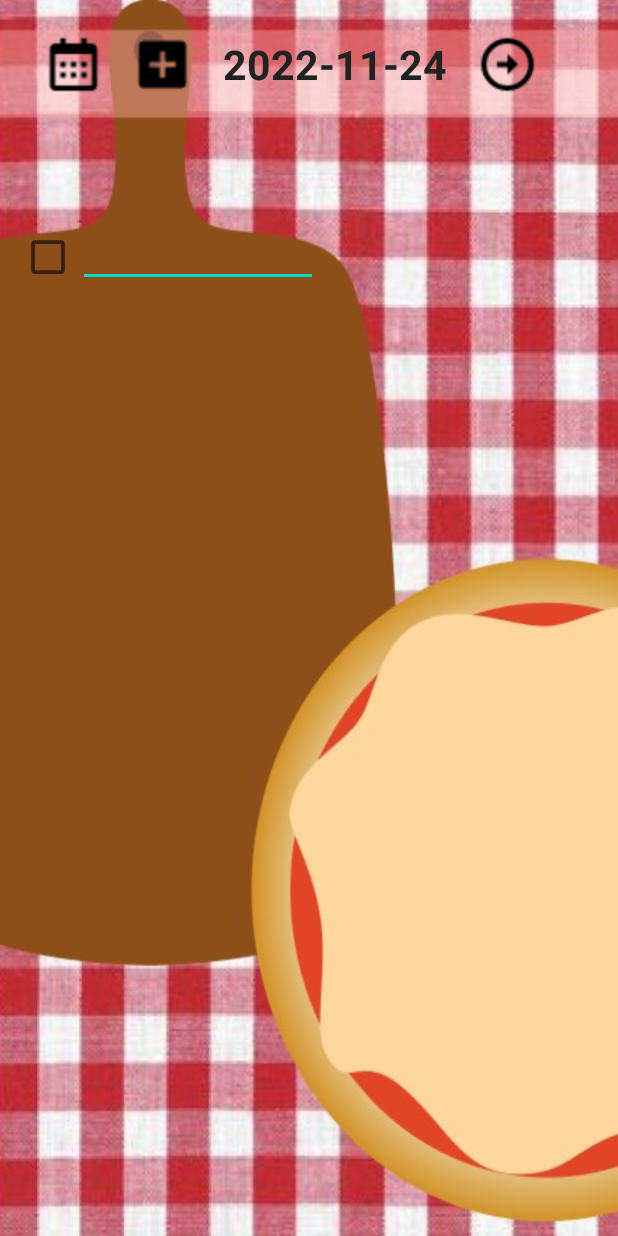
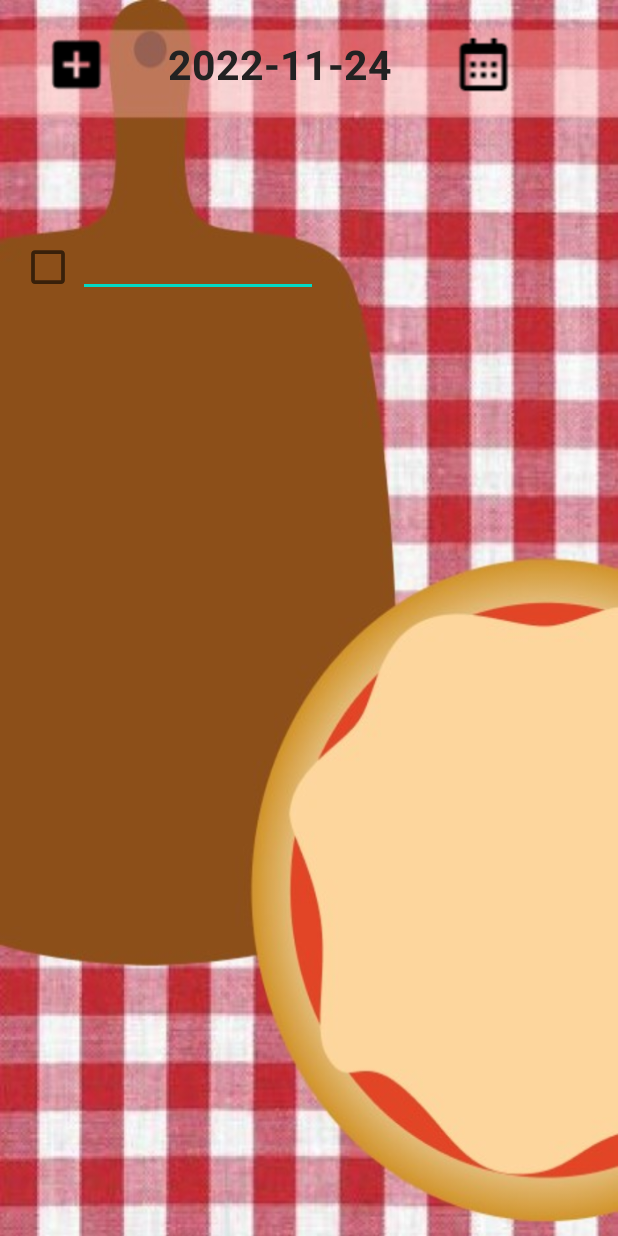
Before and after one commit to ch0515/And_Project, an Android app: the MakePizza screen opened directly, with no data from a screen before it, on a phone screen of 412 x 824 dp. Run offline under Robolectric (Android 15) with nearby library versions, the phone set to English and light mode, and no system bars.

Commit message:
거의 끝!!

```diff
--- a/app/src/main/java/com/cookandroid/and_project/MakePizza.java
+++ b/app/src/main/java/com/cookandroid/and_project/MakePizza.java
@@ -7,15 +7,20 @@ import android.content.Intent;
 import android.media.Image;
 import android.os.Bundle;
 import android.view.View;
+import android.widget.CheckBox;
 import android.widget.ImageView;
+import android.widget.LinearLayout;
 import android.widget.TextView;
 
 import java.util.Calendar;
 
 public class MakePizza extends AppCompatActivity {
 TextView Today;
-ImageView btn_cal;
+ImageView btn_cal,btn_plus;
 ImageView oni,mus,tom,pi,ham,oli,pa;
+LinearLayout list2, list3, list4, list5, list6, list7;
+int count = 0;
+CheckBox item1, item2, item3, item4, item5, item6, item7;
     @Override
     protected void onCreate(Bundle savedInstanceState) {
         super.onCreate(savedInstanceState);
@@ -24,6 +29,13 @@ ImageView oni,mus,tom,pi,ham,oli,pa;
         actionBar.hide();
         Today = findViewById(R.id.txt);
         btn_cal = findViewById(R.id.btn_cal);
+        btn_plus = findViewById(R.id.btn_plus);
+        list2 = findViewById(R.id.list2);
+        list3 = findViewById(R.id.list3);
+        list4 = findViewById(R.id.list4);
+        list5 = findViewById(R.id.list5);
+        list6 = findViewById(R.id.list6);
+        list7 = findViewById(R.id.list7);
         oni = findViewById(R.id.oni);
         mus = findViewById(R.id.mus);
         tom = findViewById(R.id.tom);
@@ -31,11 +43,107 @@ ImageView oni,mus,tom,pi,ham,oli,pa;
         ham = findViewById(R.id.ham);
         oli = findViewById(R.id.oli);
         pa = findViewById(R.id.pa);
+        item1 = findViewById(R.id.item1);
+        item2 = findViewById(R.id.item2);
+        item3 = findViewById(R.id.item3);
+        item4 = findViewById(R.id.item4);
+        item5 = findViewById(R.id.item5);
+        item6 = findViewById(R.id.item6);
+        item7 = findViewById(R.id.item7);
         btn_cal.setOnClickListener(new View.OnClickListener() {
             @Override
             public void onClick(View view) {
                 Intent in = new Intent(MakePizza.this, CalenderActivity.class);
                 startActivity(in);
+            }
+        });
+        btn_plus.setOnClickListener(new View.OnClickListener() {
+            @Override
+            public void onClick(View view) {
+                count = count +1;
+                if(count == 1){
+                    list2.setVisibility(View.VISIBLE);
+                }else if(count == 2){
+                    list3.setVisibility(View.VISIBLE);
+                }else if(count == 3){
+                    list4.setVisibility(View.VISIBLE);
+                }else if(count==4){
+                    list5.setVisibility(View.VISIBLE);
+                }else if(count == 5){
+                    list6.setVisibility(View.VISIBLE);
+                }else{
+                    list7.setVisibility(View.VISIBLE);
+                }
+            }
+        });
+        item1.setOnClickListener(new View.OnClickListener() {
+            @Override
+            public void onClick(View view) {
+                if (item1.isChecked()){
+                    oni.setVisibility(View.VISIBLE);
+                }else{
+                    oni.setVisibility(View.INVISIBLE);
+                }
+            }
+        });
+        item2.setOnClickListener(new View.OnClickListener() {
+            @Override
+            public void onClick(View view) {
+                if (item2.isChecked()){
+                    mus.setVisibility(View.VISIBLE);
+                }else{
+                    mus.setVisibility(View.INVISIBLE);
+                }
+            }
+        });
+        item3.setOnClickListener(new View.OnClickListener() {
+            @Override
+            public void onClick(View view) {
+                if (item3.isChecked()){
+                    tom.setVisibility(View.VISIBLE);
+                }else{
+                    tom.setVisibility(View.INVISIBLE);
+                }
+            }
+        });
+        item4.setOnClickListener(new View.OnClickListener() {
+            @Override
+            public void onClick(View view) {
+                if (item4.isChecked()){
+                    pi.setVisibility(View.VISIBLE);
+                }else{
+                    pi.setVisibility(View.INVISIBLE);
+                }
+            }
+        });
+        item5.setOnClickListener(new View.OnClickListener() {
+            @Override
+            public void onClick(View view) {
+                if (item5.isChecked()){
+                    ham.setVisibility(View.VISIBLE);
+                }else{
+                    ham.setVisibility(View.INVISIBLE);
+                }
+            }
+        });
+        item6.setOnClickListener(new View.OnClickListener() {
+            @Override
+            public void onClick(View view) {
+                if (item6.isChecked()){
+                    oli.setVisibility(View.VISIBLE);
+                }else{
+                    oli.setVisibility(View.INVISIBLE);
+                }
+            }
+        });
+        item7.setOnClickListener(new View.OnClickListener() {
+            @Override
+            public void onClick(View view) {
+                if (item7.isChecked()){
+                    pi.setVisibility(View.VISIBLE);
+                }else{
+                    pi.setVisibility(View.INVISIBLE);
+                }
             }
         });
         Calendar cal = Calendar.getInstance();
--- a/app/src/main/res/layout/activity_calender.xml
+++ b/app/src/main/res/layout/activity_calender.xml
@@ -20,7 +20,7 @@
         android:src="@drawable/mat"/>
         <ImageView
             android:id="@+id/talk"
-            android:layout_marginTop="60dp"
+            android:layout_marginTop="85dp"
             android:layout_width="400dp"
             android:layout_height="300dp"
             android:src="@drawable/speechbubble" />
--- a/app/src/main/res/layout/activity_make_pizza.xml
+++ b/app/src/main/res/layout/activity_make_pizza.xml
@@ -13,18 +13,11 @@
         android:layout_height="wrap_content"
         android:orientation="horizontal">
         <ImageView
-            android:id="@+id/btn_cal"
-            android:layout_width="42dp"
-            android:layout_height="42dp"
-            android:layout_marginTop="22dp"
-            android:layout_marginLeft="28dp"
-            android:src="@drawable/calendar"/>
-        <ImageView
             android:id="@+id/btn_plus"
             android:layout_width="42dp"
             android:layout_height="42dp"
             android:src="@drawable/plus"
-            android:layout_marginLeft="17dp"
+            android:layout_marginLeft="30dp"
             android:layout_marginTop="22dp"/>
         <TextView
             android:id="@+id/txt"
@@ -34,19 +27,20 @@
             android:textSize="27dp"
             android:textStyle="bold"
             android:textColor="#222222"
-            android:layout_marginLeft="19dp"
+            android:layout_marginLeft="40dp"
             android:layout_marginTop="24dp"/>
         <ImageView
-            android:id="@+id/btn_next"
+            android:id="@+id/btn_cal"
             android:layout_width="42dp"
             android:layout_height="42dp"
             android:layout_marginTop="22dp"
-            android:src="@drawable/rightarrow"
-            android:layout_marginLeft="19dp"/>
+            android:layout_marginLeft="40dp"
+            android:src="@drawable/calendar"/>
+
     </LinearLayout>
 
     <FrameLayout
-        android:layout_marginTop="73dp"
+        android:layout_marginTop="80dp"
         android:layout_width="match_parent"
         android:layout_height="match_parent">
 
@@ -216,6 +210,14 @@
                 android:id="@+id/mus"/>
             <ImageView
                 android:layout_marginLeft="170dp"
+                android:layout_marginTop="290dp"
+                android:layout_width="wrap_content"
+                android:layout_height="wrap_content"
+                android:visibility="invisible"
+                android:src="@drawable/ham"
+                android:id="@+id/ham"/>
+            <ImageView
+                android:layout_marginLeft="170dp"
                 android:layout_marginTop="240dp"
                 android:layout_width="wrap_content"
                 android:layout_height="wrap_content"
@@ -230,14 +232,7 @@
                 android:visibility="invisible"
                 android:src="@drawable/pi"
                 android:id="@+id/pi"/>
-            <ImageView
-                android:layout_marginLeft="170dp"
-                android:layout_marginTop="260dp"
-                android:layout_width="wrap_content"
-                android:layout_height="wrap_content"
-                android:visibility="invisible"
-                android:src="@drawable/ham"
-                android:id="@+id/ham"/>
+
             <ImageView
                 android:layout_marginLeft="170dp"
                 android:layout_marginTop="250dp"
```
Also changed, not shown: app/src/main/java/com/cookandroid/and_project/MyDBHelper.java (added, +28 -0 lines), app/src/main/res/drawable-v24/ham.png, app/src/main/res/drawable-v24/mainimg.jpg (added), app/src/main/res/drawable/mainimg.png (deleted).
